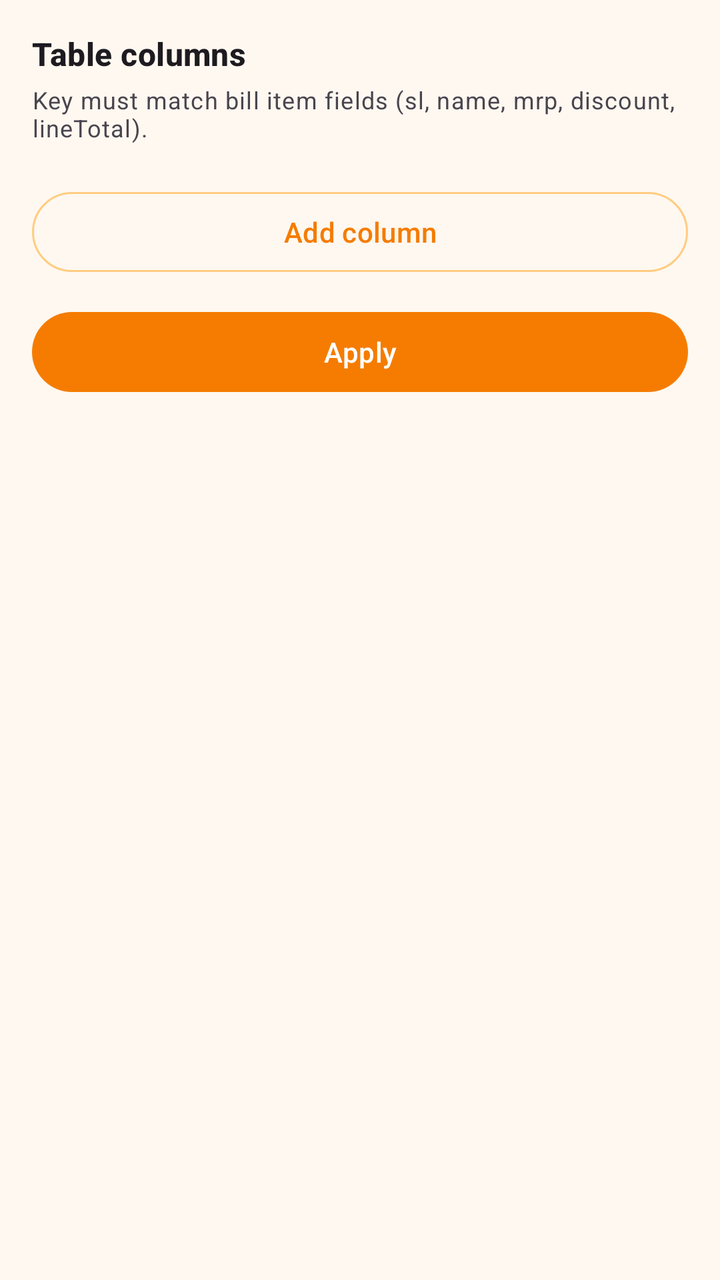
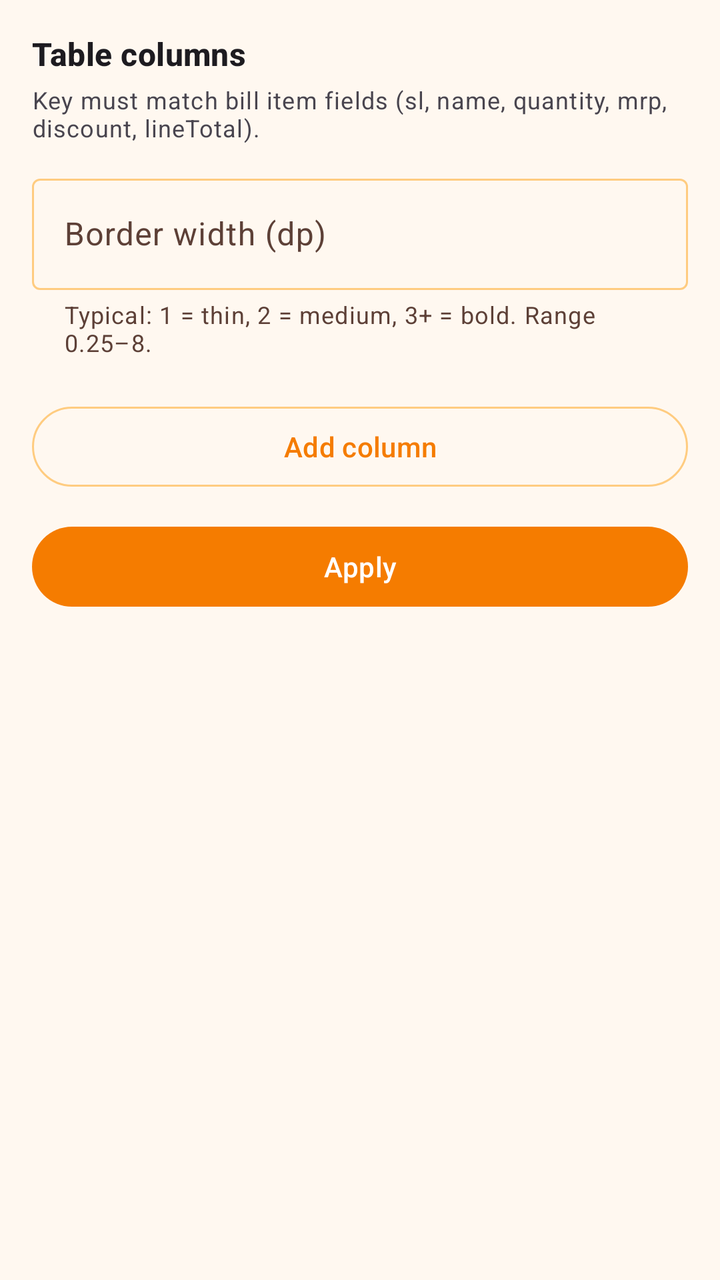

An Android layout rendered at two revisions. The XML below is the earlier revision; the diff shows what the commit changed to produce the second picture.
<!-- AndroidManifest.xml: application theme Theme.VikrSaathi -->
<!-- res/layout/bottom_sheet_table_columns.xml -->
<?xml version="1.0" encoding="utf-8"?>
<LinearLayout xmlns:android="http://schemas.android.com/apk/res/android"
    android:layout_width="match_parent"
    android:layout_height="wrap_content"
    android:orientation="vertical"
    android:padding="16dp">

    <TextView
        android:layout_width="match_parent"
        android:layout_height="wrap_content"
        android:text="@string/table_columns"
        android:textAppearance="?attr/textAppearanceTitleMedium"
        android:textStyle="bold" />

    <TextView
        android:layout_width="match_parent"
        android:layout_height="wrap_content"
        android:layout_marginTop="4dp"
        android:text="@string/table_columns_hint"
        android:textAppearance="?attr/textAppearanceBodySmall" />

    <androidx.recyclerview.widget.RecyclerView
        android:id="@+id/recyclerColumns"
        android:layout_width="match_parent"
        android:layout_height="wrap_content"
        android:layout_marginTop="12dp"
        android:nestedScrollingEnabled="false" />

    <com.google.android.material.button.MaterialButton
        android:id="@+id/buttonAddColumn"
        style="@style/Widget.Material3.Button.OutlinedButton"
        android:layout_width="match_parent"
        android:layout_height="wrap_content"
        android:layout_marginTop="8dp"
        android:text="@string/add_column" />

    <com.google.android.material.button.MaterialButton
        android:id="@+id/buttonApplyColumns"
        android:layout_width="match_parent"
        android:layout_height="wrap_content"
        android:layout_marginTop="12dp"
        android:text="@string/apply_changes" />
</LinearLayout>
<!-- resources referenced by this layout -->
<resources>
  <string name="add_column">Add column</string>
  <string name="apply_changes">Apply</string>
  <string name="table_columns">Table columns</string>
  <string name="table_columns_hint">Key must match bill item fields (sl, name, mrp, discount, lineTotal).</string>
  <style name="Theme.VikrSaathi" parent="Theme.Material3.DayNight.NoActionBar">
          <item name="colorPrimary">@color/orange_primary</item>
          <item name="colorPrimaryDark">@color/orange_primary_dark</item>
          <item name="colorPrimaryVariant">@color/orange_primary_dark</item>
          <item name="colorOnPrimary">@color/orange_on_primary</item>
          <item name="colorSecondary">@color/orange_accent</item>
          <item name="colorSecondaryVariant">@color/orange_700</item>
          <item name="colorOnSecondary">@color/black</item>
          <item name="colorPrimaryContainer">@color/orange_100</item>
          <item name="colorOnPrimaryContainer">@color/orange_900</item>
          <item name="colorSurface">@color/surface_card</item>
          <item name="colorOnSurface">@color/text_primary_dark</item>
          <item name="colorSurfaceVariant">@color/orange_surface</item>
          <item name="colorOnSurfaceVariant">@color/text_secondary_dark</item>
          <item name="colorOutline">@color/stroke_default</item>
          <item name="colorOutlineVariant">@color/stroke_subtle</item>
          <item name="android:colorBackground">@color/orange_surface</item>
          <item name="android:statusBarColor">@color/orange_primary_dark</item>
          <item name="android:navigationBarColor">@color/orange_primary_dark</item>
          <item name="materialSwitchStyle">@style/VikrSaathiSwitch</item>
          <item name="materialButtonOutlinedStyle">@style/VikrSaathiOutlinedButton</item>
      </style>
  <color name="orange_primary">#F57C00</color>
  <color name="orange_primary_dark">#E65100</color>
  <color name="orange_on_primary">#FFFFFF</color>
  <color name="orange_accent">#FFB74D</color>
  <color name="orange_700">#F57C00</color>
  <color name="black">#FF000000</color>
  <color name="orange_100">#FFE0B2</color>
  <color name="orange_900">#E65100</color>
  <color name="surface_card">#FFFFFF</color>
  <color name="text_primary_dark">#212121</color>
  <color name="orange_surface">#FFF8F0</color>
  <color name="text_secondary_dark">#5D4037</color>
  <color name="stroke_default">@color/orange_200</color>
  <color name="stroke_subtle">@color/orange_100</color>
  <style name="VikrSaathiSwitch" parent="Widget.Material3.CompoundButton.MaterialSwitch">
          <item name="thumbTint">@color/switch_thumb_tint</item>
          <item name="trackTint">@color/switch_track_tint</item>
          <item name="trackDecorationTint">@color/switch_track_decoration_tint</item>
      </style>
  <style name="VikrSaathiOutlinedButton" parent="Widget.Material3.Button.OutlinedButton">
          <item name="android:textColor">@color/button_outlined_text</item>
          <item name="strokeColor">@color/button_outlined_stroke</item>
      </style>
  <color name="orange_200">#FFCC80</color>
</resources>

<!-- the commit's change to res/layout/bottom_sheet_table_columns.xml (unified diff, before → after) -->
@@ -1,5 +1,6 @@
 <?xml version="1.0" encoding="utf-8"?>
 <LinearLayout xmlns:android="http://schemas.android.com/apk/res/android"
+    xmlns:app="http://schemas.android.com/apk/res-auto"
     android:layout_width="match_parent"
     android:layout_height="wrap_content"
     android:orientation="vertical"
@@ -18,6 +19,22 @@
         android:layout_marginTop="4dp"
         android:text="@string/table_columns_hint"
         android:textAppearance="?attr/textAppearanceBodySmall" />
+
+    <com.google.android.material.textfield.TextInputLayout
+        android:id="@+id/layoutBorderWidth"
+        style="@style/Widget.Material3.TextInputLayout.OutlinedBox"
+        android:layout_width="match_parent"
+        android:layout_height="wrap_content"
+        android:layout_marginTop="12dp"
+        android:hint="@string/table_border_width_dp"
+        app:helperText="@string/table_border_width_hint">
+
+        <com.google.android.material.textfield.TextInputEditText
+            android:id="@+id/editBorderWidth"
+            android:layout_width="match_parent"
+            android:layout_height="wrap_content"
+            android:inputType="numberDecimal" />
+    </com.google.android.material.textfield.TextInputLayout>
 
     <androidx.recyclerview.widget.RecyclerView
         android:id="@+id/recyclerColumns"
<!-- resource entries referenced after the edit -->
@@ -2,8 +2,10 @@
 <resources>
   <string name="add_column">Add column</string>
   <string name="apply_changes">Apply</string>
+  <string name="table_border_width_dp">Border width (dp)</string>
+  <string name="table_border_width_hint">Typical: 1 = thin, 2 = medium, 3+ = bold. Range 0.25–8.</string>
   <string name="table_columns">Table columns</string>
-  <string name="table_columns_hint">Key must match bill item fields (sl, name, mrp, discount, lineTotal).</string>
+  <string name="table_columns_hint">Key must match bill item fields (sl, name, quantity, mrp, discount, lineTotal).</string>
   <style name="Theme.VikrSaathi" parent="Theme.Material3.DayNight.NoActionBar">
           <item name="colorPrimary">@color/orange_primary</item>
           <item name="colorPrimaryDark">@color/orange_primary_dark</item>
